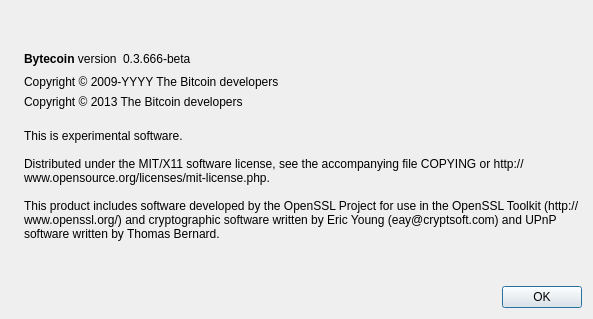
First picture: the form in src/qt/forms/aboutdialog.ui, repository ahmedbodi/Bytecoin-MM, before the edit.
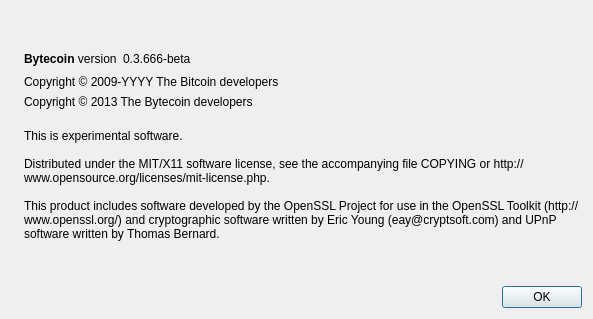
Second picture: the form after the edit. Icons and pictures are not drawn.

Commit message: Correct Copyright text in about dialog

Diff of the .ui file:
```diff
--- a/src/qt/forms/aboutdialog.ui
+++ b/src/qt/forms/aboutdialog.ui
@@ -110,7 +110,7 @@
          <bool>true</bool>
         </property>
         <property name="text">
-         <string>Copyright &amp;copy; 2013 The Bitcoin developers</string>
+         <string>Copyright &amp;copy; 2013 The Bytecoin developers</string>
         </property>
         <property name="textFormat">
          <enum>Qt::RichText</enum>
```
